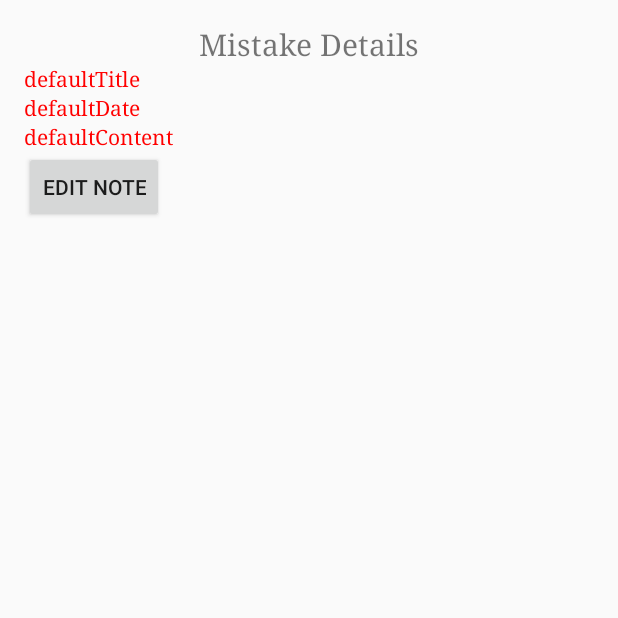
After one commit to danko016/MIstake, an Android app: the ShowNote screen opened directly, with no data from a screen before it, on a phone screen of 412 x 824 dp, the top half of it. The commit adds this screen. Run offline under Robolectric (Android 15) with nearby library versions, the phone set to English and light mode, and no system bars; 3 statements that could not run were skipped.

Commit message:
shownote added, edit button

```diff
--- a/app/src/main/AndroidManifest.xml
+++ b/app/src/main/AndroidManifest.xml
@@ -17,6 +17,7 @@
         </activity>
         <activity android:name=".StartActivity"/>
         <activity android:name=".newnote.NewNote"/>
+        <activity android:name=".editnote.ShowNote"/>
     </application>
 
 </manifest>
--- /dev/null
+++ b/app/src/main/java/com/example/dev/mistakeerror/editnote/ShowNote.java
@@ -0,0 +1,78 @@
+package com.example.dev.mistakeerror.editnote;
+
+import android.app.Activity;
+import android.content.Intent;
+import android.database.Cursor;
+import android.database.sqlite.SQLiteDatabase;
+import android.os.Bundle;
+import android.util.Log;
+import android.view.View;
+import android.widget.Button;
+import android.widget.TextView;
+
+import com.example.dev.mistakeerror.R;
+import com.example.dev.mistakeerror.database.DBHelper;
+import com.example.dev.mistakeerror.newnote.NewNote;
+
+/**
+ * Created by dev on 25.01.17..
+ */
+
+public class ShowNote extends Activity {
+
+    TextView textViewEditTitle;
+    TextView textEditDate;
+    TextView textViewEditContent;
+    Button editButton;
+
+    private int id = 0;
+    private String title = "defaultTitle";
+    private String content = "defaultContent";
+    private String date = "defaultDate";
+
+    private DBHelper dbHelper;
+    private SQLiteDatabase db;
+
+    @Override
+    protected void onCreate(Bundle savedInstanceState) {
+        super.onCreate(savedInstanceState);
+        setContentView(R.layout.editnote_layout);
+        textViewEditTitle = (TextView) findViewById(R.id.TVEditTitle);
+        textViewEditContent = (TextView) findViewById(R.id.TVEditContent);
+        textEditDate = (TextView) findViewById(R.id.TVEditDate);
+        editButton = (Button) findViewById(R.id.BTNEdit);
+
+        dbHelper = new DBHelper(getApplicationContext());
+
+        Intent intent = getIntent();
+        id = intent.getIntExtra("id", id);
+        Log.d("tag", "id " + id);
+
+        db = dbHelper.getReadableDatabase();
+        Cursor cursor = dbHelper.getNote(db, id);
+        db.close();
+
+        title = cursor.getString(0);
+        content = cursor.getString(1);
+        date = cursor.getString(2);
+
+        textViewEditTitle.setText(title);
+        textViewEditContent.setText(content);
+        textEditDate.setText(date);
+
+        editButton.setOnClickListener(new View.OnClickListener() {
+            @Override
+            public void onClick(View v) {
+                openNewNote();
+                Log.d("tag", "open new from edit");
+            }
+        });
+    }
+
+    public void openNewNote() {
+        Intent intent = new Intent(this, NewNote.class);
+        intent.putExtra("editMode", true);
+        intent.putExtra("id", id);
+        startActivity(intent);
+    }
+}
--- a/app/src/main/java/com/example/dev/mistakeerror/error_component/ErrorFragment.java
+++ b/app/src/main/java/com/example/dev/mistakeerror/error_component/ErrorFragment.java
@@ -96,7 +96,7 @@ public class ErrorFragment extends Fragment {
             titles.add(i.getTitle());
 
         }
-        errorAdapter = new ErrorAdapter(items);
+        errorAdapter = new ErrorAdapter(items, getContext());
         recyclerView.setLayoutManager(linearLayoutManager);
         recyclerView.setAdapter(errorAdapter);
 
--- /dev/null
+++ b/app/src/main/res/layout/editnote_layout.xml
@@ -0,0 +1,43 @@
+<?xml version="1.0" encoding="utf-8"?>
+<LinearLayout xmlns:android="http://schemas.android.com/apk/res/android"
+    android:layout_width="match_parent"
+    android:layout_height="match_parent"
+    android:orientation="vertical"
+    android:padding="16dp">
+
+    <TextView
+        android:layout_width="match_parent"
+        android:layout_height="wrap_content"
+        android:fontFamily="serif"
+        android:gravity="center"
+        android:text="Mistake Details"
+        android:textSize="20sp" />
+
+    <TextView
+        android:id="@+id/TVEditTitle"
+        android:fontFamily="serif"
+        android:layout_width="wrap_content"
+        android:layout_height="wrap_content"
+        android:textColor="#ff0000" />
+
+    <TextView
+        android:id="@+id/TVEditDate"
+        android:fontFamily="serif"
+        android:layout_width="wrap_content"
+        android:layout_height="wrap_content"
+        android:textColor="#ff0000" />
+
+    <TextView
+        android:id="@+id/TVEditContent"
+        android:fontFamily="serif"
+        android:layout_width="wrap_content"
+        android:layout_height="wrap_content"
+        android:textColor="#ff0000" />
+
+    <Button
+        android:id="@+id/BTNEdit"
+        android:layout_width="wrap_content"
+        android:layout_height="wrap_content"
+        android:text="Edit Note" />
+
+</LinearLayout>
--- a/app/src/main/res/layout/error_list.xml
+++ b/app/src/main/res/layout/error_list.xml
@@ -15,9 +15,11 @@
         android:layout_width="wrap_content"
         android:layout_height="wrap_content" />
 
-    <TextView
-        android:id="@+id/TV3"
+    <Button
+        android:id="@+id/BTNRemove"
+        android:text="Remove item"
         android:layout_width="wrap_content"
         android:layout_height="wrap_content" />
 
+
 </LinearLayout>
```
Also changed, not shown: app/src/main/java/com/example/dev/mistakeerror/database/DBHelper.java (+18 -1 lines), app/src/main/java/com/example/dev/mistakeerror/editnote/EditNote.java (deleted, +0 -8 lines), app/src/main/java/com/example/dev/mistakeerror/error_component/ErrorAdapter.java (+56 -11 lines), app/src/main/java/com/example/dev/mistakeerror/newnote/NewNote.java (+41 -5 lines).
